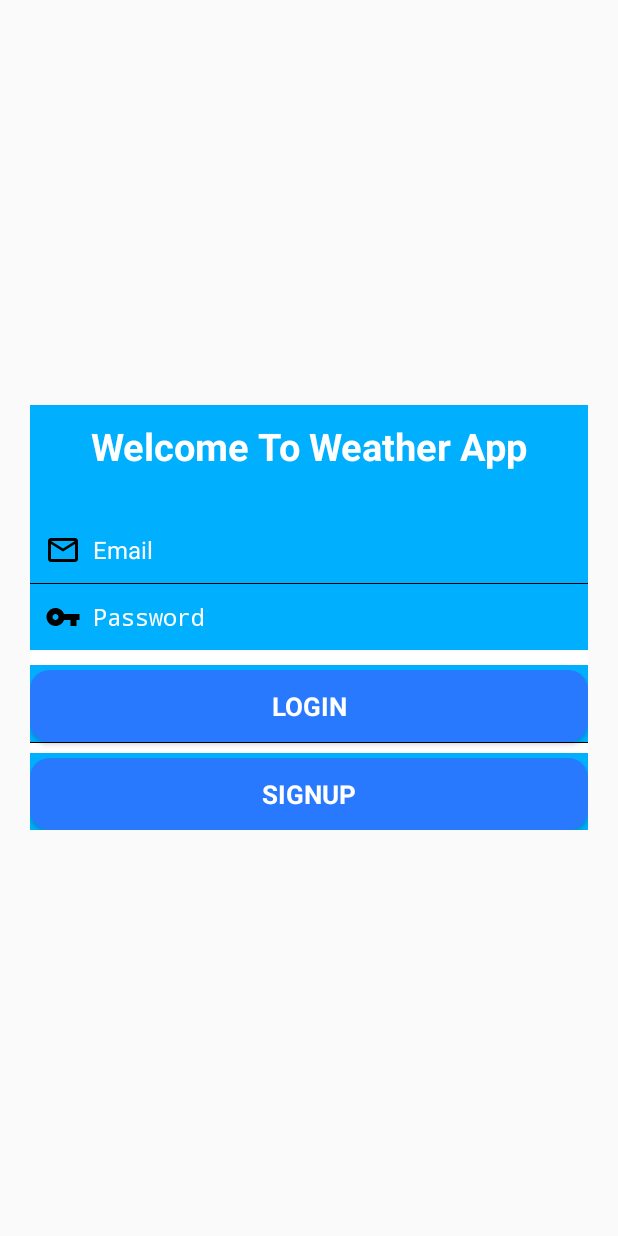
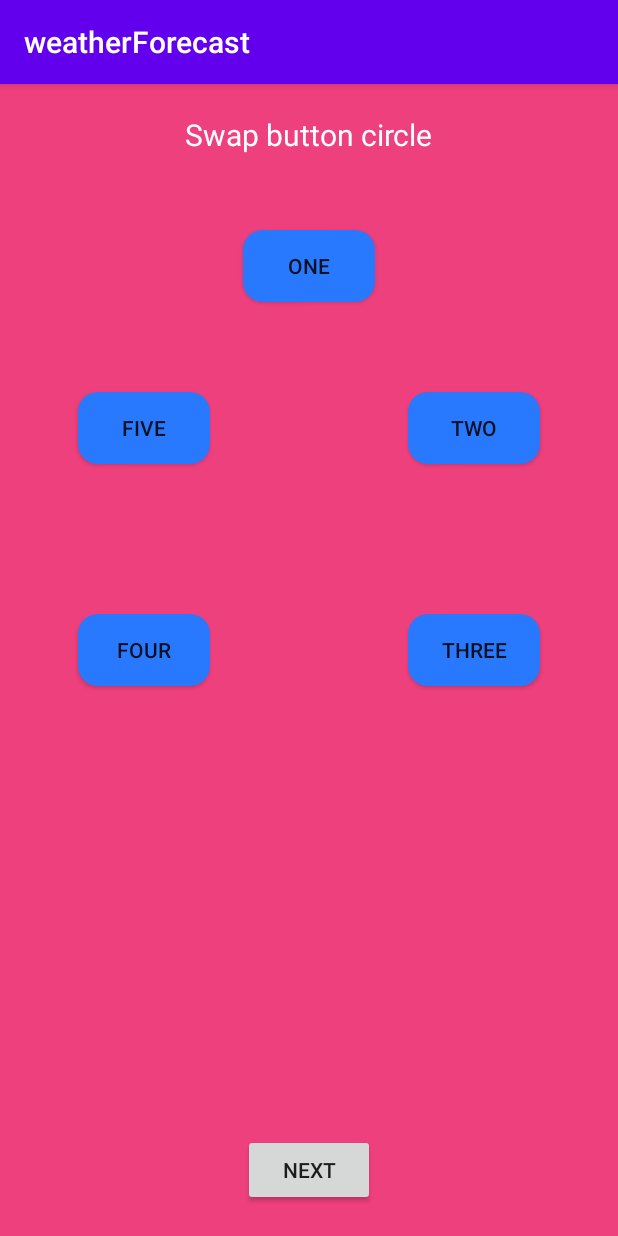
Before and after one commit to naveen-creater/weatherForecast, an Android app: the screen it shows after launch (LoginActivity before the commit, TestActivity after it), on a phone screen of 412 x 824 dp. Run offline under Robolectric (Android 15) with nearby library versions, the phone set to English and light mode, and no system bars.

Commit message:
Java Logical Task

```diff
--- a/app/build.gradle
+++ b/app/build.gradle
@@ -1,4 +1,5 @@
 apply plugin: 'com.android.application'
+apply plugin: 'com.google.gms.google-services'
 
 android {
     compileSdkVersion 29
@@ -31,6 +32,7 @@ dependencies {
 
     implementation 'androidx.appcompat:appcompat:1.2.0'
     implementation 'androidx.constraintlayout:constraintlayout:2.0.2'
+    implementation 'com.google.firebase:firebase-messaging:17.3.4'
     testImplementation 'junit:junit:4.12'
     androidTestImplementation 'androidx.test.ext:junit:1.1.2'
     androidTestImplementation 'androidx.test.espresso:espresso-core:3.3.0'
--- a/app/src/main/java/com/example/weatherforecast/LoginActivity.java
+++ b/app/src/main/java/com/example/weatherforecast/LoginActivity.java
@@ -1,31 +1,26 @@
 package com.example.weatherforecast;
-
-import androidx.appcompat.app.AppCompatActivity;
-import androidx.fragment.app.FragmentActivity;
 
 import android.os.Bundle;
 import android.util.Log;
 import android.widget.EditText;
 
-import com.example.weatherforecast.DBHelper.DatabaseHelper;
+import androidx.fragment.app.FragmentActivity;
+
 import com.example.weatherforecast.Fragment.LoginModuleFragment;
 
 public class LoginActivity extends FragmentActivity {
-    public DatabaseHelper helper = new DatabaseHelper(LoginActivity.this);
     private static EditText emailid,pass;
 
     @Override
     protected void onCreate(Bundle savedInstanceState) {
         super.onCreate(savedInstanceState);
         setContentView(R.layout.activity_login);
-
         LoginModuleFragment loginmodulefragment = new LoginModuleFragment();
         getSupportFragmentManager().beginTransaction().add(R.id.fragment_container, loginmodulefragment).commit();
     }
     @Override
     public void onSaveInstanceState(Bundle outState)
     {
-
         emailid = (EditText) LoginModuleFragment.loginview.findViewById(R.id.login_emailid);
         outState.putString("emailid", emailid.getText().toString());
         pass = (EditText) LoginModuleFragment.loginview.findViewById(R.id.login_password);
--- /dev/null
+++ b/app/src/main/java/com/example/weatherforecast/TestActivity.java
@@ -0,0 +1,93 @@
+package com.example.weatherforecast;
+
+import androidx.appcompat.app.AppCompatActivity;
+
+import android.content.Intent;
+import android.os.Bundle;
+import android.view.View;
+import android.widget.Button;
+
+import java.util.ArrayList;
+
+public class TestActivity extends AppCompatActivity implements View.OnClickListener {
+    private Button one;
+    private Button two;
+    private Button three;
+    private Button four;
+    private Button five;
+    private Button next;
+    private ArrayList<String> names = new ArrayList<>();
+
+    @Override
+    protected void onCreate(Bundle savedInstanceState) {
+        super.onCreate(savedInstanceState);
+        setContentView(R.layout.activity_test);
+        initView();
+    }
+
+    private void initView() {
+        one = findViewById(R.id.one);
+        two = findViewById(R.id.two);
+        three = findViewById(R.id.three);
+        four = findViewById(R.id.four);
+        five = findViewById(R.id.five);
+        next = findViewById(R.id.next);
+
+        names.add("One");names.add("Two");names.add("Three");names.add("Four");names.add("Five");
+
+    }
+
+    @Override
+    public void onClick(View view) {
+        System.out.println("print onclick");
+        switch (view.getId()) {
+            case R.id.one:
+                changeUI();
+                changeListOrder();
+                break;
+
+            case R.id.two:
+                changeUI();
+                changeListOrder();
+                break;
+
+            case R.id.three:
+                changeUI();
+                changeListOrder();
+                break;
+
+            case R.id.four:
+                changeUI();
+                changeListOrder();
+                break;
+
+            case R.id.five:
+                changeUI();
+                changeListOrder();
+                break;
+
+            case R.id.next:
+                startActivity(new Intent(TestActivity.this, Test2.class));
+                break;
+        }
+    }
+
+    private void changeListOrder() {
+//        clear the List
+        names.clear();
+
+        names.add(one.getText().toString());
+        names.add(two.getText().toString());
+        names.add(three.getText().toString());
+        names.add(four.getText().toString());
+        names.add(five.getText().toString());
+    }
+
+    private void changeUI() {
+        one.setText(names.get(4));
+        two.setText(names.get(0));
+        three.setText(names.get(1));
+        four.setText(names.get(2));
+        five.setText(names.get(3));
+    }
+}
--- /dev/null
+++ b/app/src/main/res/layout/activity_test.xml
@@ -0,0 +1,97 @@
+<?xml version="1.0" encoding="utf-8"?>
+<androidx.constraintlayout.widget.ConstraintLayout xmlns:android="http://schemas.android.com/apk/res/android"
+    xmlns:app="http://schemas.android.com/apk/res-auto"
+    xmlns:tools="http://schemas.android.com/tools"
+    android:layout_width="match_parent"
+    android:layout_height="match_parent"
+    android:background="#EF407E"
+    tools:context=".TestActivity">
+
+    <Button
+        android:id="@+id/one"
+        android:layout_width="wrap_content"
+        android:layout_height="wrap_content"
+        android:layout_marginTop="50dp"
+        android:background="@drawable/login_back"
+        android:onClick="onClick"
+        android:text="@string/one"
+        app:layout_constraintEnd_toEndOf="parent"
+        app:layout_constraintStart_toStartOf="parent"
+        app:layout_constraintTop_toBottomOf="@+id/textView" />
+
+    <Button
+        android:id="@+id/two"
+        android:layout_width="wrap_content"
+        android:layout_height="wrap_content"
+        android:layout_marginStart="80dp"
+        android:background="@drawable/login_back"
+        android:onClick="onClick"
+        android:text="@string/two"
+        app:layout_constraintEnd_toEndOf="parent"
+        app:layout_constraintHorizontal_bias="0.5"
+        app:layout_constraintStart_toEndOf="@+id/five"
+        app:layout_constraintTop_toTopOf="@+id/five" />
+
+    <Button
+        android:id="@+id/three"
+        android:layout_width="wrap_content"
+        android:layout_height="wrap_content"
+        android:layout_marginStart="80dp"
+        android:background="@drawable/login_back"
+        android:onClick="onClick"
+        android:text="@string/three"
+        app:layout_constraintEnd_toEndOf="parent"
+        app:layout_constraintHorizontal_bias="0.5"
+        app:layout_constraintStart_toEndOf="@+id/four"
+        app:layout_constraintTop_toTopOf="@+id/four" />
+
+    <Button
+        android:id="@+id/four"
+        android:layout_width="wrap_content"
+        android:layout_height="wrap_content"
+        android:layout_marginTop="100dp"
+        android:text="@string/four"
+        android:onClick="onClick"
+        android:background="@drawable/login_back"
+        app:layout_constraintEnd_toStartOf="@+id/three"
+        app:layout_constraintHorizontal_bias="0.5"
+        app:layout_constraintStart_toStartOf="parent"
+        app:layout_constraintTop_toBottomOf="@+id/five" />
+
+    <Button
+        android:id="@+id/five"
+        android:layout_width="wrap_content"
+        android:layout_height="wrap_content"
+        android:layout_marginTop="60dp"
+        android:text="@string/five"
+        android:onClick="onClick"
+        android:background="@drawable/login_back"
+        app:layout_constraintEnd_toStartOf="@+id/two"
+        app:layout_constraintHorizontal_bias="0.5"
+        app:layout_constraintStart_toStartOf="parent"
+        app:layout_constraintTop_toBottomOf="@+id/one" />
+
+    <Button
+        android:id="@+id/next"
+        android:layout_width="wrap_content"
+        android:layout_height="wrap_content"
+        android:layout_marginBottom="20dp"
+        android:text="Next"
+        android:onClick="onClick"
+        app:layout_constraintBottom_toBottomOf="parent"
+        app:layout_constraintEnd_toEndOf="parent"
+        app:layout_constraintStart_toStartOf="parent" />
+
+    <TextView
+        android:id="@+id/textView"
+        android:layout_width="wrap_content"
+        android:layout_height="wrap_content"
+        android:layout_marginTop="20dp"
+        android:text="Swap button circle"
+        android:textSize="20sp"
+        android:textColor="#FFFFFF"
+        app:layout_constraintEnd_toEndOf="parent"
+        app:layout_constraintStart_toStartOf="parent"
+        app:layout_constraintTop_toTopOf="parent" />
+
+</androidx.constraintlayout.widget.ConstraintLayout>
--- a/app/src/main/res/values/strings.xml
+++ b/app/src/main/res/values/strings.xml
@@ -12,4 +12,9 @@
     <string name="mobileNumber">Mobile</string>
     <string name="userpassoword">Password</string>
     <string name="confirmPassword">Retype password</string>
+    <string name="one">One</string>
+    <string name="two">Two</string>
+    <string name="three">Three</string>
+    <string name="four">Four</string>
+    <string name="five">Five</string>
 </resources>
--- a/build.gradle
+++ b/build.gradle
@@ -9,6 +9,7 @@ buildscript {
     }
     dependencies {
         classpath 'com.android.tools.build:gradle:3.6.1'
+        classpath 'com.google.gms:google-services:4.2.0'
 
 
         // NOTE: Do not place your application dependencies here; they belong
```
Also changed, not shown: app/src/main/AndroidManifest.xml (+4 -4 lines), app/src/main/java/com/example/weatherforecast/Test2.java (added, +114 -0 lines), app/src/main/res/layout/activity_test2.xml (added, +86 -0 lines), 1 other file.
